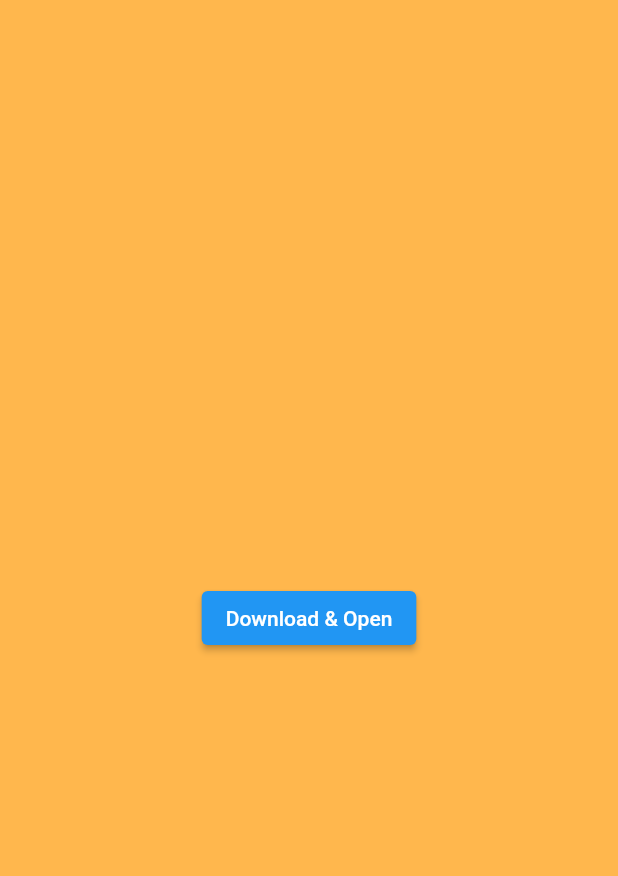
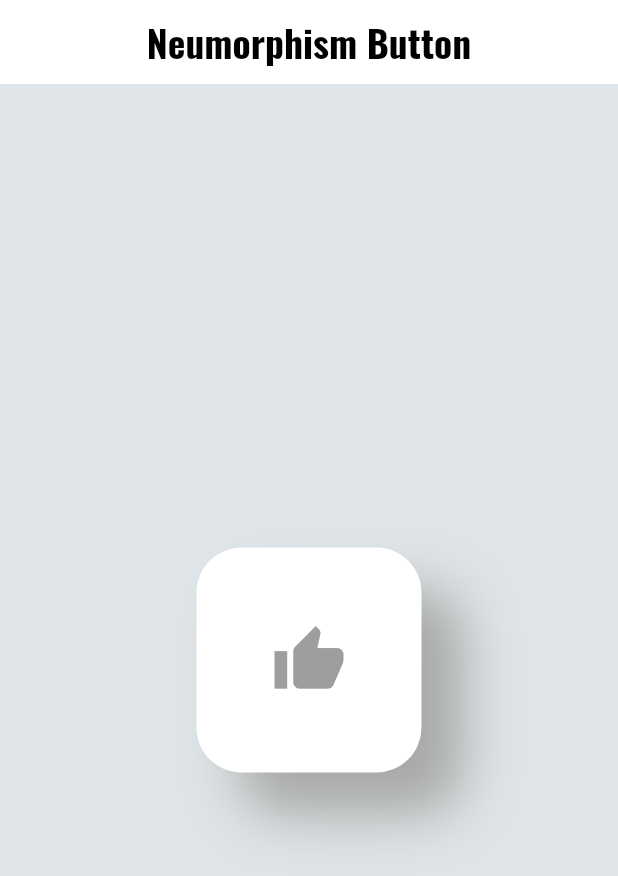
Before and after one commit to sahil078078/flutter_awesome_design, a Flutter app: the screen it shows after launch, on a phone screen of 412 x 824 dp. Shown: the top 876 px of the screen. Run offline on Flutter 3.47's test engine with Material 2 defaults, Android fonts, the phone set to English and light mode, and no system bars; our stand-ins replace dio, flutter_inset_box_shadow, flutter_signin_button, google_fonts, open_file, swipeable_button_view; missing offline and left inert: easy_actions.

Commit message:
4-commit

```diff
--- /dev/null
+++ b/lib/May13_2022/NeumorphismButton/neumorphism_button1.dart
@@ -0,0 +1,89 @@
+import 'package:google_fonts/google_fonts.dart';
+import 'package:flutter/material.dart' hide BoxDecoration, BoxShadow;
+import 'package:flutter_inset_box_shadow/flutter_inset_box_shadow.dart';
+
+class NeuMorphismBtn1 extends StatefulWidget {
+  NeuMorphismBtn1({required this.title, Key? key}) : super(key: key);
+  String title;
+
+  @override
+  State<NeuMorphismBtn1> createState() => _NeuMorphismBtn1State();
+}
+
+class _NeuMorphismBtn1State extends State<NeuMorphismBtn1> {
+  late bool isPressed = false;
+
+  @override
+  Widget build(BuildContext context) {
+    Offset distance = isPressed ? const Offset(15, 15) : const Offset(28, 28);
+    double blurRadius = isPressed ? 5 : 30;
+    return Scaffold(
+      backgroundColor: const Color(0xffdee4e7),
+      appBar: AppBar(
+        backgroundColor: Colors.white,
+        elevation: 0.0,
+        title: Text(
+          widget.title,
+          style: GoogleFonts.oswald(
+            color: Colors.black,
+            fontSize: 25,
+            fontWeight: FontWeight.bold,
+          ),
+        ),
+        centerTitle: true,
+      ),
+      body: Center(
+        child: Listener(
+          onPointerUp: (_) {
+            setState(() {
+              isPressed = false;
+            });
+          },
+          onPointerDown: (_) {
+            setState(() {
+              isPressed = true;
+            });
+          },
+          child: AnimatedContainer(
+            duration: const Duration(milliseconds: 0),
+            decoration: BoxDecoration(
+              borderRadius: BorderRadius.circular(30),
+              color: Colors.white, // same as background color
+              boxShadow: [
+                BoxShadow(
+                  blurRadius: blurRadius,
+                  color: Colors.transparent,
+                  offset: -distance,
+                  inset: isPressed,
+                ),
+                BoxShadow(
+                  color: const Color(0xffa7a9a7),
+                  offset: distance,
+                  blurRadius: blurRadius,
+                  inset: isPressed,
+                ),
+              ],
+            ),
+            child: SizedBox(
+              height: 150,
+              width: 150,
+              child: Center(
+                child: isPressed
+                    ? const Icon(
+                        Icons.favorite,
+                        color: Colors.green,
+                        size: 50,
+                      )
+                    : const Icon(
+                        Icons.thumb_up,
+                        size: 50,
+                        color: Colors.grey,
+                      ),
+              ),
+            ),
+          ),
+        ),
+      ),
+    );
+  }
+}
--- a/lib/main.dart
+++ b/lib/main.dart
@@ -1,5 +1,5 @@
 import 'package:flutter/material.dart';
-import 'May12_2022/Flutter_Downloader/download_homescreen.dart';
+import 'May13_2022/NeumorphismButton/neumorphism_button1.dart';
 
 void main() {
   runApp(const MyApp());
@@ -12,7 +12,7 @@ class MyApp extends StatelessWidget {
   Widget build(BuildContext context) {
     return MaterialApp(
       debugShowCheckedModeBanner: false,
-      home: FlutterDownloaderHomeScreen(),
+      home: NeuMorphismBtn1(title: 'Neumorphism Button'),
     );
   }
 }
--- a/pubspec.yaml
+++ b/pubspec.yaml
@@ -41,6 +41,10 @@ dependencies:
   dio: ^4.0.6
   path_provider: ^2.0.10
   open_file: ^3.2.1
+  google_fonts: ^2.3.2
+  flutter_inset_box_shadow: ^1.0.8
+  flutter_svg: ^1.0.3
+
 
 dev_dependencies:
   flutter_test:
@@ -63,6 +67,7 @@ flutter:
   # included with your application, so that you can use the icons in
   # the material Icons class.
   uses-material-design: true
+
 
   # To add assets to your application, add an assets section, like this:
   # assets:
```
Also changed, not shown: lib/May12_2022/Swipable_button_view2/home_screen_button4.dart (added, +48 -0 lines), lib/May12_2022/Swipable_button_view2/screen_after_swipe.dart (added, +12 -0 lines), pubspec.lock.
